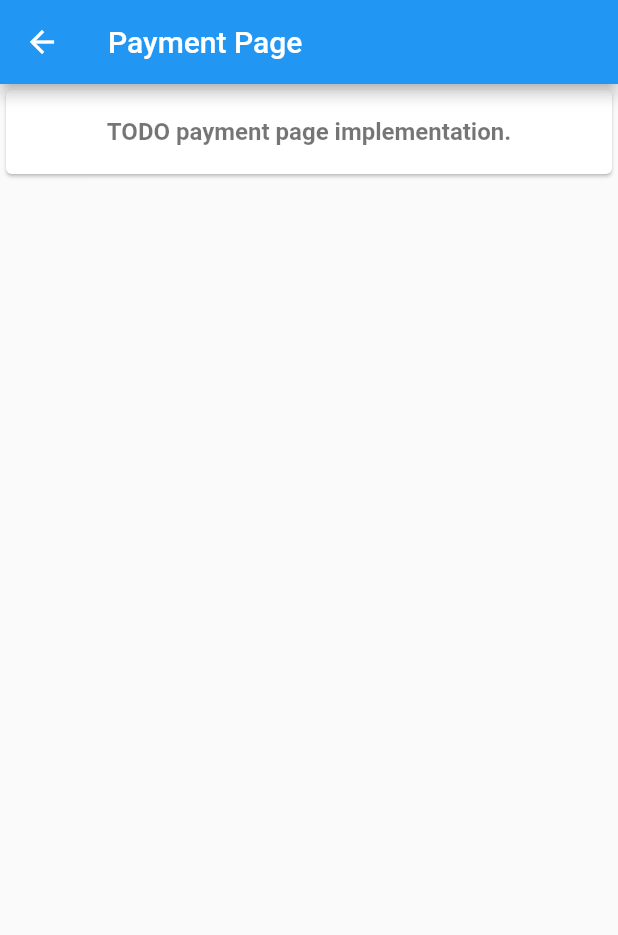
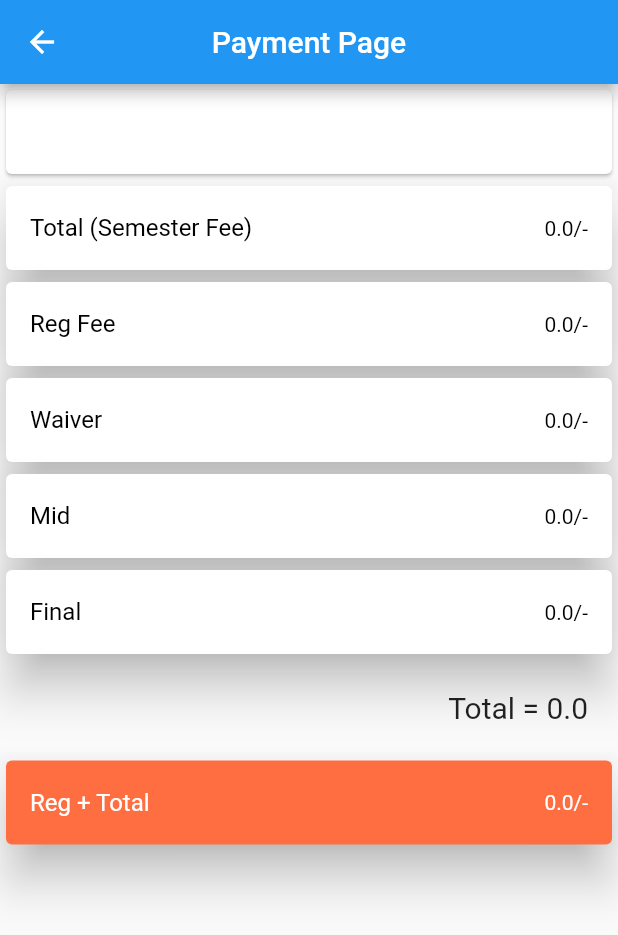
Before and after one commit to momin-mostafa/Smuct-Payment-Calculator, a Flutter app: the HomePage screen opened directly, after a tap on "Custom Tile for Home", on a phone screen of 412 x 824 dp. Shown: the top 935 px of the screen. Run offline on Flutter 3.47's test engine with Material 2 defaults, Android fonts, the phone set to English and light mode, and no system bars; our stand-ins replace firebase_core, get, shared_preferences; missing offline and left inert: window_size; accounts and stored records are empty; project files that could hold a hidden picture were left out.

Commit message:
custom_shared_pref implemented | payment_page implemented | V1.1

```diff
--- /dev/null
+++ b/payment_calc_smuct/lib/functions/custom_shared_pref.dart
@@ -0,0 +1,67 @@
+import 'package:shared_preferences/shared_preferences.dart';
+
+class CustomSharedPreferencesGetterSetter {
+  late final _prefs;
+  CustomSharedPreferencesGetterSetter() {
+    initCustomSharedPreferencesGetterSetter();
+  }
+  Future<void> initCustomSharedPreferencesGetterSetter() async {
+    SharedPreferences pref = await SharedPreferences.getInstance();
+    _prefs = pref;
+  }
+
+  String getPrefDataFromFeild(String fieldName) {
+    String data = _prefs.getString(fieldName) ?? "";
+    return data;
+  }
+
+  double getPrefDataFromDouble(String fieldName) {
+    double data = _prefs.getDouble(fieldName) ?? 0;
+    return data;
+  }
+
+  // List getPrefDataFromFeildList(String fieldName) {
+  //   List data = _prefs.getList(fieldName) ?? "";
+  //   return data;
+  // }
+
+  double wrapperGetPrefDataFromFeild(String fieldName) {
+    return double.parse(getPrefDataFromFeild(fieldName));
+  }
+
+  SharedPreferences getPref() {
+    return _prefs;
+  }
+
+  void setPrefDataFromFeild(String fieldName, String replacedData) {
+    _prefs.setString(fieldName, replacedData);
+  }
+
+  void setPrefDataFromDouble(String fieldName, double replacedData) {
+    _prefs.setDouble(fieldName, replacedData);
+  }
+
+  // void setPrefDataFromFeildStringList(
+  //     String fieldName, List<String> replacedData) {
+  //   _prefs.setString(fieldName, replacedData);
+  // }
+
+  void deletePrefDataFromFeild(String fieldName) {
+    _prefs.remove(fieldName);
+  }
+
+  void setDefault() {
+    setPrefDataFromFeild("ID", "193061001");
+    setPrefDataFromFeild("Password", "smuct@admin");
+    setPrefDataFromFeild("DepartmentName", "CSIT");
+    setPrefDataFromDouble("previousSemesterResult", 4.0);
+    // setPrefDataFromFeildStringList("listOfAvailableWaiver", ["0"]);
+    setPrefDataFromDouble("sscResult", 4.68);
+    setPrefDataFromDouble("hscResult", 4.33);
+    setPrefDataFromDouble("newIntakeCredit", 14.0);
+    setPrefDataFromDouble("retakeCredit", 0);
+    setPrefDataFromDouble("prevTotalRegisteredCredit", 14.0);
+    setPrefDataFromDouble("semesterfeeTotal", 18400);
+    setPrefDataFromDouble("registrationFee", 2000);
+  }
+}
--- a/payment_calc_smuct/lib/screens/home_screen.dart
+++ b/payment_calc_smuct/lib/screens/home_screen.dart
@@ -2,6 +2,7 @@ import 'package:flutter/material.dart';
 import 'package:payment_calc_smuct/screens/payment_page.dart';
 // import 'package:payment_calc_smuct/screens/payment_page.dart';
 import 'package:payment_calc_smuct/widgets/custom_grid_tile.dart';
+import 'package:payment_calc_smuct/functions/custom_shared_pref.dart';
 
 class HomePage extends StatefulWidget {
   const HomePage({Key? key}) : super(key: key);
@@ -11,20 +12,23 @@ class HomePage extends StatefulWidget {
 }
 
 class _HomePageState extends State<HomePage> {
+  final pref = CustomSharedPreferencesGetterSetter();
   @override
   Widget build(BuildContext context) {
     return Scaffold(
       appBar: AppBar(
         title: const Text("Home Page"),
+        centerTitle: true,
       ),
-      body: ListView(
-        children: [
-          CustomTileHome(
-            onTapPage: const PaymentPage(),
-            color: Colors.orange[900],
-          ),
-        ],
-      ),
+      body: ListView.builder(
+          itemCount: 3,
+          itemBuilder: (BuildContext context, int index) {
+            return CustomTileHome(
+              onTapPage: PaymentPage(),
+              color: Colors.orange[900],
+              additionalFun: () {},
+            );
+          }),
     );
   }
 }
--- a/payment_calc_smuct/lib/screens/login_page.dart
+++ b/payment_calc_smuct/lib/screens/login_page.dart
@@ -14,10 +14,12 @@ class _LoginPageState extends State<LoginPage> {
   Widget build(BuildContext context) {
     return Scaffold(
       appBar: AppBar(
-        title: const Text("LoginPage"),
+        title: const Text("Login Page"),
+        centerTitle: true,
       ),
       body: Container(),
       floatingActionButton: FloatingActionButton(
+        child: const Icon(Icons.navigate_next_rounded),
         onPressed: () {
           Get.to(const HomePage());
         },
--- a/payment_calc_smuct/lib/screens/payment_page.dart
+++ b/payment_calc_smuct/lib/screens/payment_page.dart
@@ -1,7 +1,14 @@
 import 'package:flutter/material.dart';
+import 'package:payment_calc_smuct/functions/custom_shared_pref.dart';
+import 'package:payment_calc_smuct/controller/cost_controller.dart';
+import 'package:payment_calc_smuct/widgets/custom_card.dart';
 
 class PaymentPage extends StatefulWidget {
-  const PaymentPage({Key? key}) : super(key: key);
+  PaymentPage({Key? key}) : super(key: key);
+  // PaymentPage() {}
+
+  final CustomSharedPreferencesGetterSetter pref =
+      CustomSharedPreferencesGetterSetter();
 
   @override
   _PaymentPageState createState() => _PaymentPageState();
@@ -10,60 +17,73 @@ class PaymentPage extends StatefulWidget {
 class _PaymentPageState extends State<PaymentPage> {
   @override
   Widget build(BuildContext context) {
+    // widget.pref.setDefault();
+    CostController data = CostController(
+      semesterfeeTotal: widget.pref.getPrefDataFromDouble("semesterfeeTotal"),
+      registrationFee: widget.pref.getPrefDataFromDouble("registrationFee"),
+      previousSemesterResult:
+          widget.pref.getPrefDataFromDouble("previousSemesterResult"),
+      listOfAvailableWaiver: [0],
+      sscResult: widget.pref.getPrefDataFromDouble("sscResult"),
+      hscResult: widget.pref.getPrefDataFromDouble("hscResult"),
+      prevTotalRegisteredCredit:
+          widget.pref.getPrefDataFromDouble("prevTotalRegisteredCredit"),
+      newIntakeCredit: widget.pref.getPrefDataFromDouble("newIntakeCredit"),
+      retakeCredit: widget.pref.getPrefDataFromDouble("retakeCredit"),
+    );
+    final Size size = MediaQuery.of(context).size;
     return Scaffold(
-      appBar: AppBar(
-        title: const Text('Payment Page'),
-      ),
+      appBar: AppBar(title: const Text('Payment Page'), centerTitle: true),
       body: Container(
-        child: ListView(children: const [
+        child: ListView(children: [
           Card(
             child: ListTile(
               title: Center(
                   child: Text(
-                "TODO payment page implementation.",
-                style: TextStyle(
+                widget.pref.getPrefDataFromFeild("DepartmentName"),
+                style: const TextStyle(
                   color: Colors.black54,
                   fontWeight: FontWeight.bold,
                 ),
               )),
             ),
           ),
-          // customCard(
-          //   customTitle: "Total (Semester Fee)",
-          //   value: dataController.getTotal(),
-          // ),
-          // customCard(
-          //   customTitle: "Reg Fee",
-          //   value: dataController.getRegFee(),
-          // ),
-          // customCard(
-          //   customTitle: "Waiver",
-          //   value: dataController.getWaiver(),
-          // ),
-          // customCard(
-          //   customTitle: "Mid",
-          //   value: dataController.getMid(),
-          // ),
-          // customCard(
-          //   customTitle: "Final ",
-          //   value: dataController.getFinalFee(),
-          // ),
-          // Container(
-          //   width: size.width,
-          //   margin: const EdgeInsets.all(20),
-          //   // color: Colors.red,
-          //   alignment: Alignment.centerRight,
-          //   child: Text(
-          //     "Total = " + dataController.getFinalAmmount().toString(),
-          //     style: const TextStyle(fontSize: 20),
-          //   ),
-          // ),
-          // customCard(
-          //   customTitle: 'Reg + Total',
-          //   value: dataController.getRegAndTotal(),
-          //   tileColor: Colors.deepOrangeAccent,
-          //   textColor: Colors.white,
-          // ),
+          customCard(
+            customTitle: "Total (Semester Fee)",
+            value: data.getTotal(),
+          ),
+          customCard(
+            customTitle: "Reg Fee",
+            value: data.getRegFee(),
+          ),
+          customCard(
+            customTitle: "Waiver",
+            value: data.getWaiver(),
+          ),
+          customCard(
+            customTitle: "Mid",
+            value: data.getMid(),
+          ),
+          customCard(
+            customTitle: "Final ",
+            value: data.getFinalFee(),
+          ),
+          Container(
+            width: size.width,
+            margin: const EdgeInsets.all(20),
+            // color: Colors.red,
+            alignment: Alignment.centerRight,
+            child: Text(
+              "Total = " + data.getFinalAmmount().toString(),
+              style: const TextStyle(fontSize: 20),
+            ),
+          ),
+          customCard(
+            customTitle: 'Reg + Total',
+            value: data.getRegAndTotal(),
+            tileColor: Colors.deepOrangeAccent,
+            textColor: Colors.white,
+          ),
         ]),
       ),
     );
--- a/payment_calc_smuct/lib/widgets/custom_grid_tile.dart
+++ b/payment_calc_smuct/lib/widgets/custom_grid_tile.dart
@@ -5,11 +5,13 @@ class CustomTileHome extends StatelessWidget {
   final String titleStr;
   final Widget onTapPage;
   final Color? color;
+  final Function additionalFun;
   const CustomTileHome({
     Key? key,
     this.titleStr = "Custom Tile for Home",
     required this.onTapPage,
     required this.color,
+    required this.additionalFun,
   }) : super(key: key);
 
   @override
@@ -25,6 +27,7 @@ class CustomTileHome extends StatelessWidget {
         ),
       ),
       onTap: () {
+        additionalFun();
         Get.to(onTapPage);
       },
     );
```
Also changed, not shown: payment_calc_smuct/lib/models/firebase_model.txt (added, +12 -0 lines).
